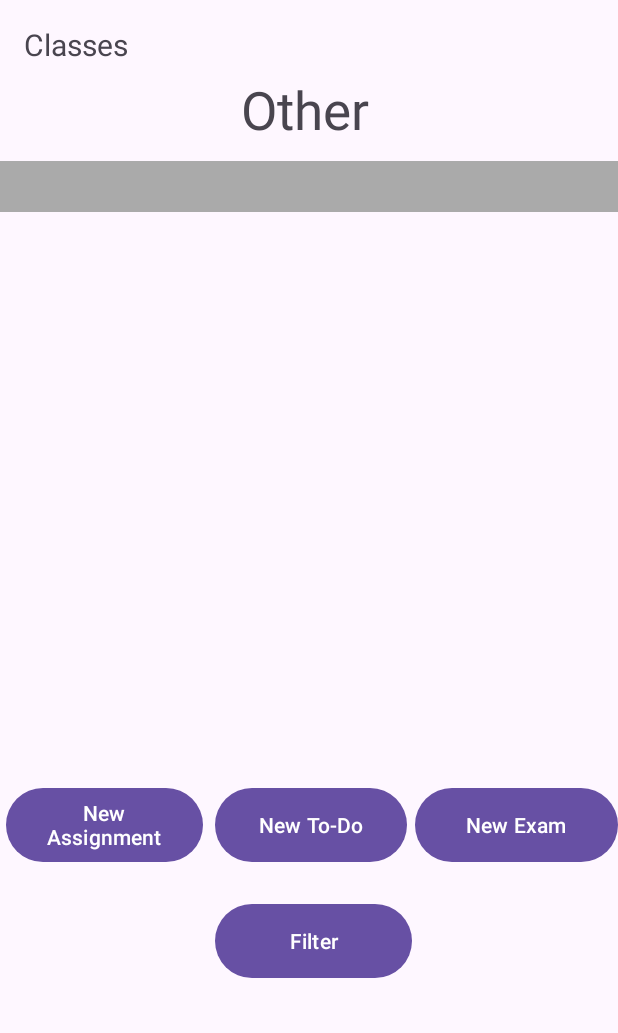
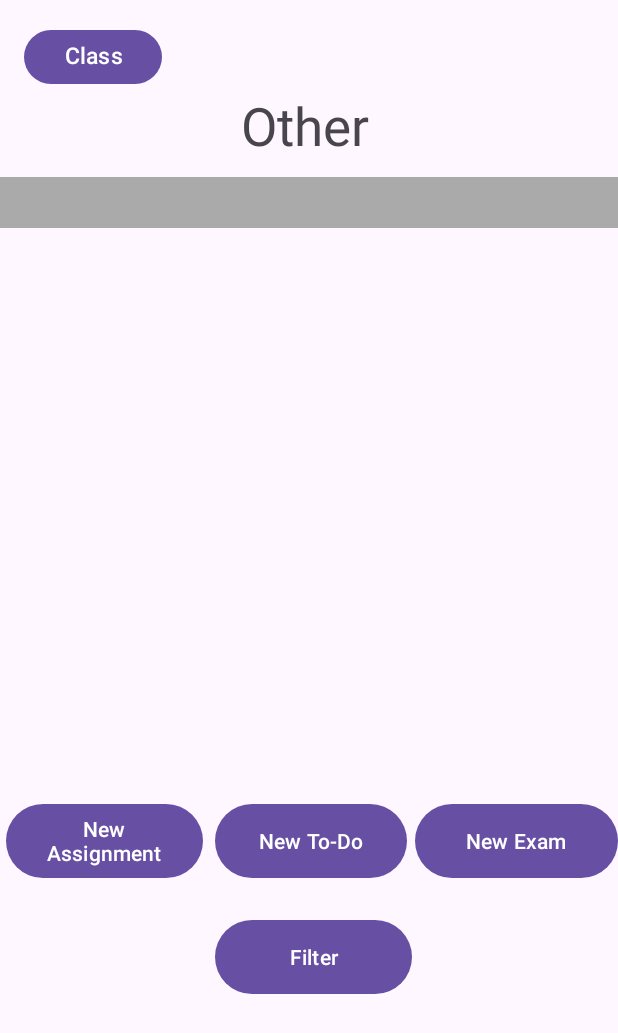
Before and after one commit to KirtanT/CalendarApp2, an Android app: the screen it shows after launch (OtherPage), on a phone screen of 412 x 824 dp. Shown: the top 1033 px of the screen. Run offline under Robolectric (Android 15) with nearby library versions, the phone set to English and light mode, and no system bars.

```diff
--- a/app/src/main/java/com/example/calendarapp2/OtherPage.java
+++ b/app/src/main/java/com/example/calendarapp2/OtherPage.java
@@ -5,6 +5,7 @@ import androidx.appcompat.app.AppCompatActivity;
 import android.content.Intent;
 import android.os.Bundle;
 import android.view.View;
+import android.widget.ArrayAdapter;
 import android.widget.Button;
 import android.widget.ListView;
 
@@ -15,7 +16,10 @@ public class OtherPage extends AppCompatActivity implements View.OnClickListener
     Button assignmentBtn;
     Button toDoBtn;
     Button examBtn;
-    private ListView OtherListView;
+
+    Button ClassesButton;
+
+
 
     @Override
     protected void onCreate(Bundle savedInstanceState) {
@@ -25,11 +29,22 @@ public class OtherPage extends AppCompatActivity implements View.OnClickListener
         assignmentBtn = findViewById(R.id.NewAssigmentButton);
         toDoBtn = findViewById(R.id.NewToDoButton);
         examBtn = findViewById(R.id.NewExamButton);
-        OtherListView = findViewById(R.id.OtherListView);
+
 
         assignmentBtn.setOnClickListener(this);
         toDoBtn.setOnClickListener(this);
         examBtn.setOnClickListener(this);
+
+        ClassesButton = findViewById(R.id.ClassesText);
+
+        ClassesButton.setOnClickListener(new View.OnClickListener() {
+            @Override
+            public void onClick(View v) {
+
+                startActivity(new Intent(OtherPage.this, ClassesPage.class));
+            }
+        });
+
     }
 
     public void onClick(View view) {
--- a/app/src/main/res/layout/activity_other_page.xml
+++ b/app/src/main/res/layout/activity_other_page.xml
@@ -6,14 +6,14 @@
     android:layout_height="match_parent"
     tools:context=".OtherPage">
 
-    <TextView
+    <Button
         android:id="@+id/ClassesText"
         android:layout_width="92dp"
-        android:layout_height="33dp"
+        android:layout_height="44dp"
         android:layout_marginStart="16dp"
         android:layout_marginTop="16dp"
         android:text="Classes"
-        android:textSize="20dp"
+        android:textSize="15dp"
         app:layout_constraintStart_toStartOf="parent"
         app:layout_constraintTop_toTopOf="parent" />
 
```
Also changed, not shown: app/src/main/java/com/example/calendarapp2/ClassesPage.java (+39 -0 lines), app/src/main/java/com/example/calendarapp2/Event.java (+7 -0 lines), app/src/main/java/com/example/calendarapp2/NewClass.java (+34 -0 lines), app/src/main/res/layout/activity_classes_page.xml (+31 -8 lines).
